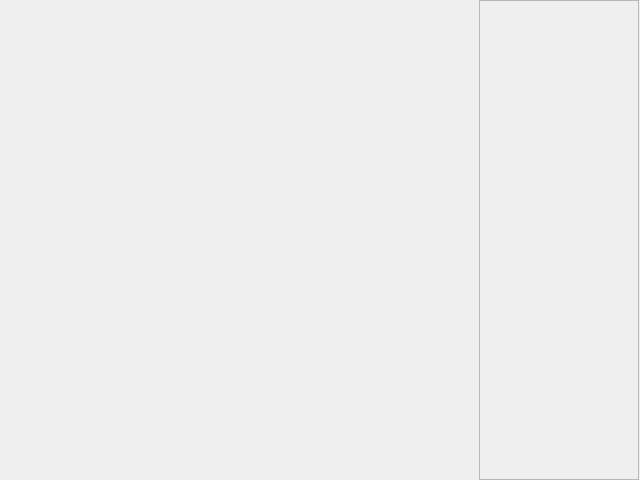
Old version of the form Hylco_Uding/MapMaker/mapdisplay.ui in the repository madmilla/THO78-Roborescue.
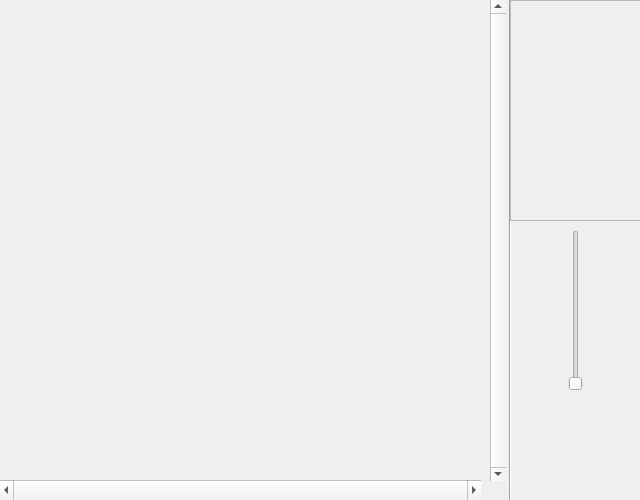
New version of the form. Icons and pictures are not drawn.

Diff of the .ui file:
```diff
--- a/Hylco_Uding/MapMaker/mapdisplay.ui
+++ b/Hylco_Uding/MapMaker/mapdisplay.ui
@@ -7,7 +7,7 @@
     <x>0</x>
     <y>0</y>
     <width>640</width>
-    <height>480</height>
+    <height>500</height>
    </rect>
   </property>
   <property name="sizePolicy">
@@ -19,13 +19,13 @@
   <property name="minimumSize">
    <size>
     <width>640</width>
-    <height>479</height>
+    <height>500</height>
    </size>
   </property>
   <property name="maximumSize">
    <size>
     <width>640</width>
-    <height>480</height>
+    <height>500</height>
    </size>
   </property>
   <property name="windowTitle">
@@ -34,10 +34,10 @@
   <widget class="Line" name="line">
    <property name="geometry">
     <rect>
-     <x>480</x>
+     <x>500</x>
      <y>0</y>
-     <width>3</width>
-     <height>480</height>
+     <width>20</width>
+     <height>501</height>
     </rect>
    </property>
    <property name="sizePolicy">
@@ -62,10 +62,10 @@
    </property>
    <property name="geometry">
     <rect>
-     <x>479</x>
+     <x>510</x>
      <y>0</y>
-     <width>160</width>
-     <height>480</height>
+     <width>131</width>
+     <height>221</height>
     </rect>
    </property>
    <property name="sizePolicy">
@@ -80,6 +80,98 @@
     </font>
    </property>
   </widget>
+  <widget class="QScrollBar" name="horizontalScrollBar">
+   <property name="geometry">
+    <rect>
+     <x>0</x>
+     <y>480</y>
+     <width>481</width>
+     <height>20</height>
+    </rect>
+   </property>
+   <property name="maximum">
+    <number>0</number>
+   </property>
+   <property name="orientation">
+    <enum>Qt::Horizontal</enum>
+   </property>
+  </widget>
+  <widget class="QScrollBar" name="verticalScrollBar">
+   <property name="geometry">
+    <rect>
+     <x>490</x>
+     <y>0</y>
+     <width>16</width>
+     <height>481</height>
+    </rect>
+   </property>
+   <property name="maximum">
+    <number>0</number>
+   </property>
+   <property name="orientation">
+    <enum>Qt::Vertical</enum>
+   </property>
+  </widget>
+  <widget class="QSlider" name="verticalSlider">
+   <property name="geometry">
+    <rect>
+     <x>520</x>
+     <y>230</y>
+     <width>111</width>
+     <height>161</height>
+    </rect>
+   </property>
+   <property name="minimum">
+    <number>0</number>
+   </property>
+   <property name="maximum">
+    <number>20</number>
+   </property>
+   <property name="singleStep">
+    <number>1</number>
+   </property>
+   <property name="value">
+    <number>0</number>
+   </property>
+   <property name="sliderPosition">
+    <number>0</number>
+   </property>
+   <property name="orientation">
+    <enum>Qt::Vertical</enum>
+   </property>
+  </widget>
+  <widget class="QLabel" name="label">
+   <property name="geometry">
+    <rect>
+     <x>550</x>
+     <y>400</y>
+     <width>41</width>
+     <height>21</height>
+    </rect>
+   </property>
+   <property name="text">
+    <string/>
+   </property>
+  </widget>
+  <widget class="QLabel" name="label_2">
+   <property name="geometry">
+    <rect>
+     <x>520</x>
+     <y>440</y>
+     <width>111</width>
+     <height>51</height>
+    </rect>
+   </property>
+   <property name="text">
+    <string/>
+   </property>
+   <property name="pixmap">
+    <pixmap resource="resource.qrc">:/Resource/MapLogo.png</pixmap>
+   </property>
+   <property name="scaledContents">
+    <bool>true</bool>
+   </property>
+  </widget>
  </widget>
  <resources/>
  <connections/>
```
Left out of the diff: 4 changed lines with no effect on the pictures.
